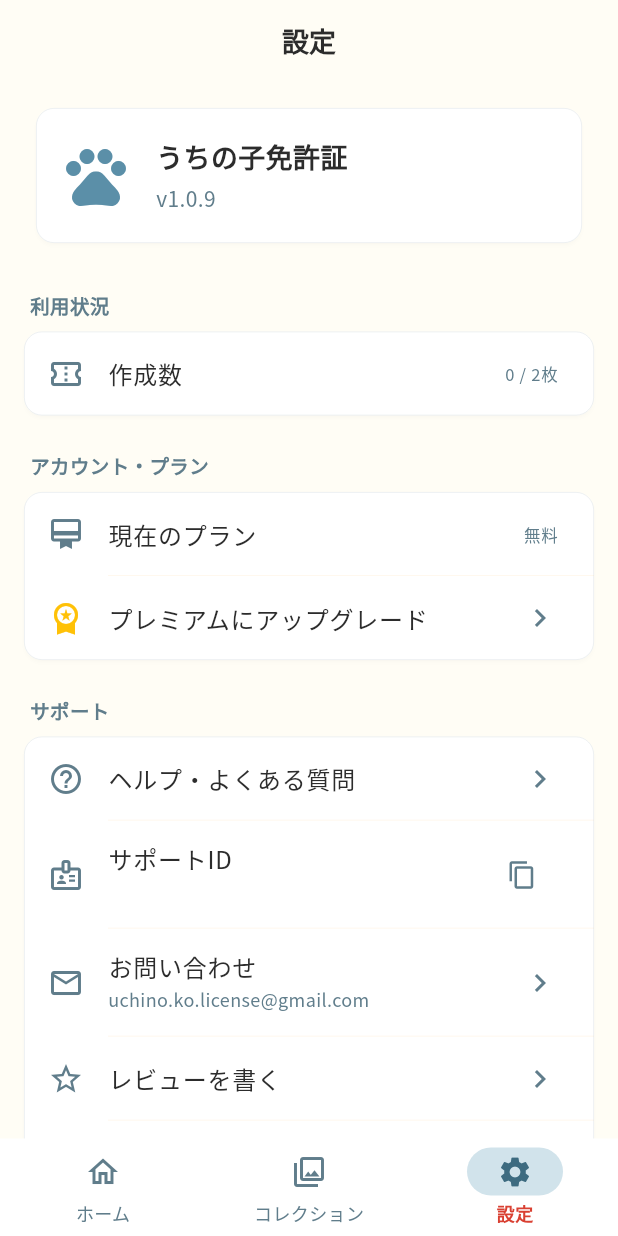
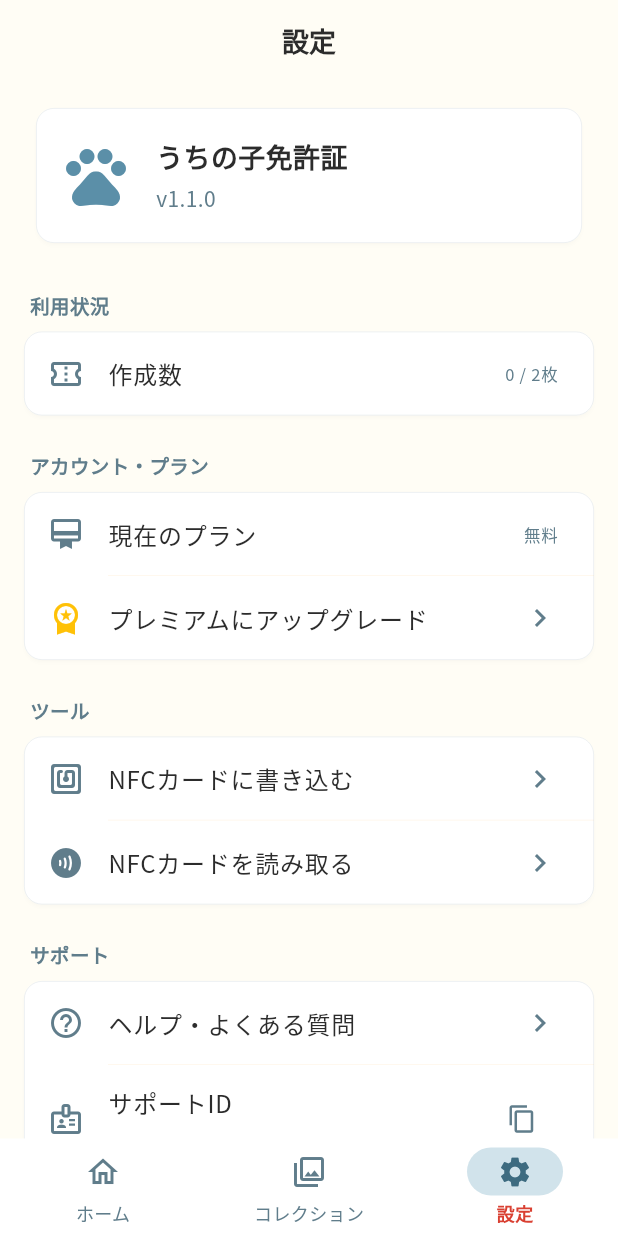
Before and after one commit to suqremer/mofumofu-license, a Flutter app: the SettingsScreen screen opened by its route, on a phone screen of 412 x 824 dp. Run offline on Flutter 3.47's test engine with Material 3 defaults, Android fonts, the phone set to English and light mode, and no system bars; our stand-ins replace audioplayers, camera, firebase_core, firebase_crashlytics, flutter_riverpod, flutter_secure_storage and 8 more; missing offline and left inert: app_tracking_transparency, gal, image_background_remover, nfc_manager, purchases_flutter; accounts and stored records are empty; network calls fail; Roboto replaces fonts that are missing (Zen Maru Gothic); statements that could not run were skipped.

Commit message:
feat: NFC独立導線の追加（v1.1.0）
免許証データを作成せずにNFC書き込み/読み取りができる導線を追加。
物理カード購入者が免許証を作り直さずに直接NFC操作できるよう改善。

- nfc_write_screen.dart: LicenseCard nullable化、独立起動時はペット名・品種も手入力フォーム表示
- router.dart: `/nfc-write` のキャストを LicenseCard? に対応
- home_screen.dart: 窓口案内グリッドを 2×2 → 2×3 に拡張し、NFC書き込み/読み取りを追加
- settings_screen.dart: サポートセクションの上に「ツール」セクション新設、NFC書き込み/読み取りを配置
- 既存のコレクション→NFC書き込みルートは維持（両ルート並行運用）
- バージョン 1.0.9 → 1.1.0

Co-Authored-By: Claude Opus 4.6 (1M context) <noreply@anthropic.com>

```diff
--- a/lib/router.dart
+++ b/lib/router.dart
@@ -154,7 +154,7 @@ final router = GoRouter(
     GoRoute(
       path: '/nfc-write',
       pageBuilder: (context, state) {
-        final card = state.extra as LicenseCard;
+        final card = state.extra as LicenseCard?;
         return _fadeTransition(
           state: state,
           child: NfcWriteScreen(card: card),
--- a/lib/screens/home_screen.dart
+++ b/lib/screens/home_screen.dart
@@ -493,7 +493,7 @@ class _HomeScreenState extends ConsumerState<HomeScreen>
               style: AppTypography.headingSmall,
             ),
           ),
-          // 2×2 グリッド
+          // 2×3 グリッド
           Row(
             children: [
               Expanded(
@@ -511,6 +511,28 @@ class _HomeScreenState extends ConsumerState<HomeScreen>
                   label: 'ペット手帳',
                   subtitle: '健康記録',
                   onTap: () => context.push('/pet-notebook'),
+                ),
+              ),
+            ],
+          ),
+          const SizedBox(height: 12),
+          Row(
+            children: [
+              Expanded(
+                child: _CounterCard(
+                  icon: Icons.nfc_rounded,
+                  label: 'NFC書き込み',
+                  subtitle: 'カードに登録',
+                  onTap: () => context.push('/nfc-write'),
+                ),
+              ),
+              const SizedBox(width: 12),
+              Expanded(
+                child: _CounterCard(
+                  icon: Icons.contactless_rounded,
+                  label: 'NFC読み取り',
+                  subtitle: 'カードを読む',
+                  onTap: () => context.push('/nfc-read'),
                 ),
               ),
             ],
--- a/lib/screens/settings_screen.dart
+++ b/lib/screens/settings_screen.dart
@@ -66,7 +66,7 @@ class SettingsScreen extends ConsumerWidget {
                             ),
                             const SizedBox(height: 4),
                             const Text(
-                              'v1.0.9',
+                              'v1.1.0',
                               style: TextStyle(
                                   fontSize: 14, color: AppColors.textMedium),
                             ),
@@ -162,6 +162,26 @@ class SettingsScreen extends ConsumerWidget {
                       onTap: () => PaywallBottomSheet.show(context),
                     ),
                   ],
+                ],
+              ),
+
+              // ── ツール ──
+              _sectionHeader('ツール'),
+              _sectionCard(
+                children: [
+                  ListTile(
+                    leading: const Icon(Icons.nfc_rounded),
+                    title: const Text('NFCカードに書き込む'),
+                    trailing: const Icon(Icons.chevron_right),
+                    onTap: () => context.push('/nfc-write'),
+                  ),
+                  _thinDivider(),
+                  ListTile(
+                    leading: const Icon(Icons.contactless_rounded),
+                    title: const Text('NFCカードを読み取る'),
+                    trailing: const Icon(Icons.chevron_right),
+                    onTap: () => context.push('/nfc-read'),
+                  ),
                 ],
               ),
 
@@ -264,7 +284,7 @@ class SettingsScreen extends ConsumerWidget {
                     onTap: () => showLicensePage(
                       context: context,
                       applicationName: 'うちの子免許証',
-                      applicationVersion: '1.0.9',
+                      applicationVersion: '1.1.0',
                     ),
                   ),
                 ],
--- a/pubspec.yaml
+++ b/pubspec.yaml
@@ -1,7 +1,7 @@
 name: mofumofu_license
 description: "うちの子免許証 - ペット免許証メーカー"
 publish_to: 'none'
-version: 1.0.9+551
+version: 1.1.0+551
 
 environment:
   sdk: ^3.11.1
```
Also changed, not shown: lib/screens/nfc_write_screen.dart (+45 -12 lines).
